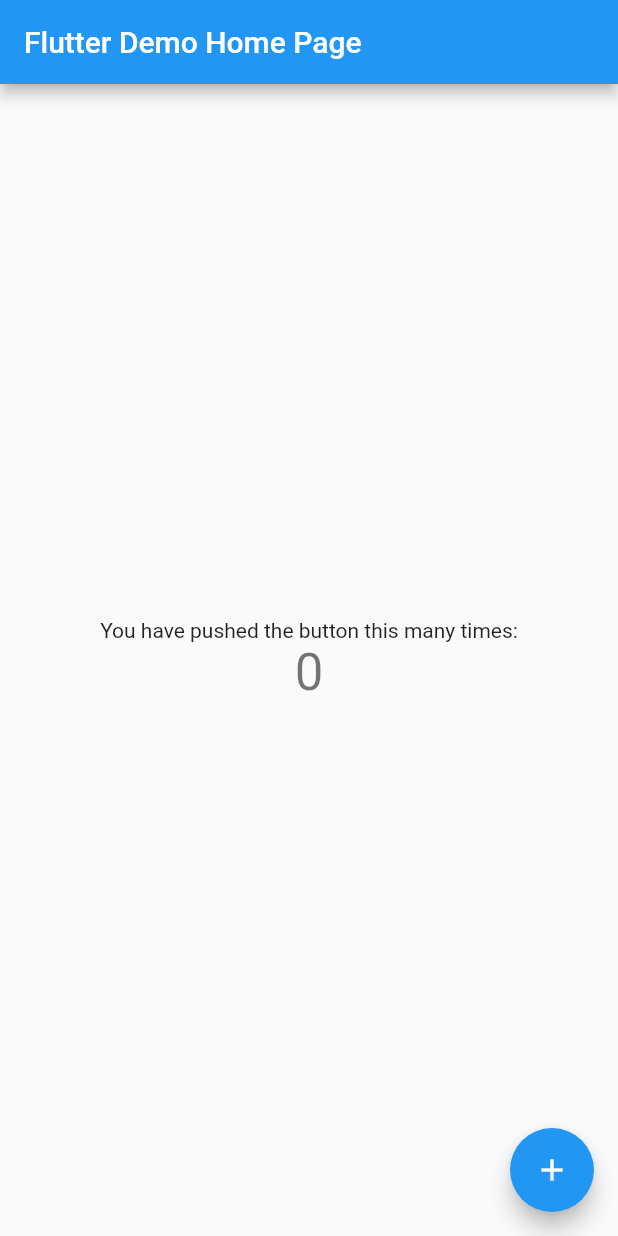
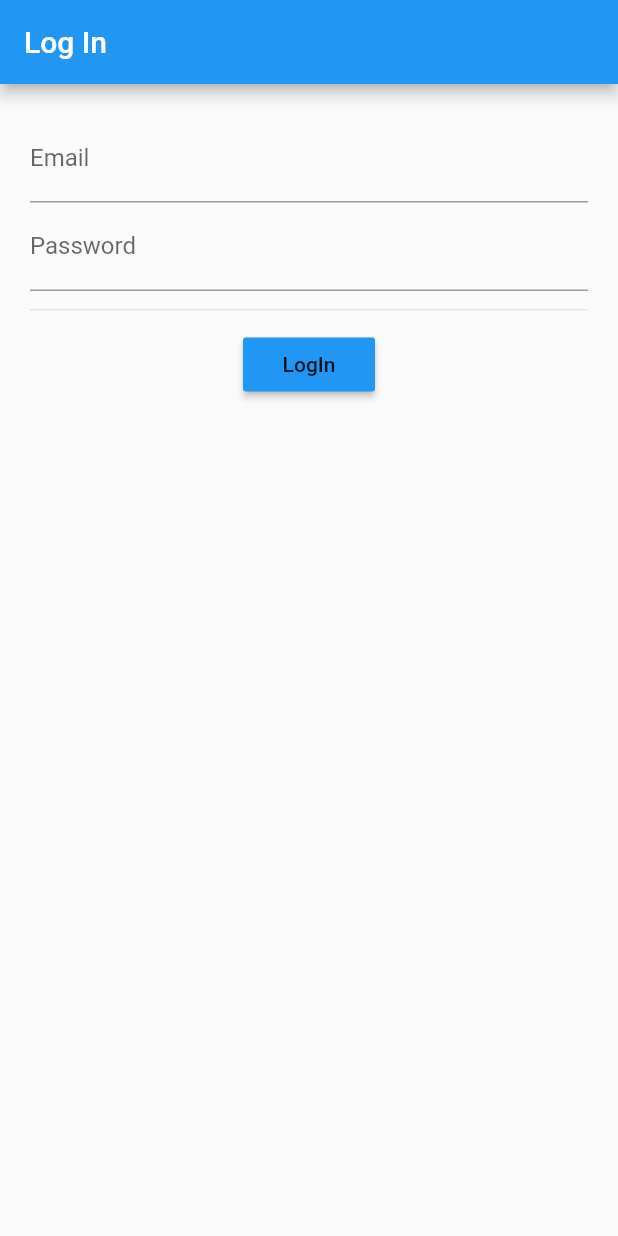
Before and after one commit to matr0s/login_bloc, a Flutter app: the screen it shows after launch, on a phone screen of 412 x 824 dp. Run offline on Flutter 3.47's test engine with Material 2 defaults, Android fonts, the phone set to English and light mode, and no system bars.

Commit message:
basic app structure

```diff
--- a/lib/main.dart
+++ b/lib/main.dart
@@ -1,117 +1,6 @@
 import 'package:flutter/material.dart';
+import 'src/app.dart';
 
 void main() {
   runApp(MyApp());
 }
-
-class MyApp extends StatelessWidget {
-  // This widget is the root of your application.
-  @override
-  Widget build(BuildContext context) {
-    return MaterialApp(
-      title: 'Flutter Demo',
-      theme: ThemeData(
-        // This is the theme of your application.
-        //
-        // Try running your application with "flutter run". You'll see the
-        // application has a blue toolbar. Then, without quitting the app, try
-        // changing the primarySwatch below to Colors.green and then invoke
-        // "hot reload" (press "r" in the console where you ran "flutter run",
-        // or simply save your changes to "hot reload" in a Flutter IDE).
-        // Notice that the counter didn't reset back to zero; the application
-        // is not restarted.
-        primarySwatch: Colors.blue,
-        // This makes the visual density adapt to the platform that you run
-        // the app on. For desktop platforms, the controls will be smaller and
-        // closer together (more dense) than on mobile platforms.
-        visualDensity: VisualDensity.adaptivePlatformDensity,
-      ),
-      home: MyHomePage(title: 'Flutter Demo Home Page'),
-    );
-  }
-}
-
-class MyHomePage extends StatefulWidget {
-  MyHomePage({Key key, this.title}) : super(key: key);
-
-  // This widget is the home page of your application. It is stateful, meaning
-  // that it has a State object (defined below) that contains fields that affect
-  // how it looks.
-
-  // This class is the configuration for the state. It holds the values (in this
-  // case the title) provided by the parent (in this case the App widget) and
-  // used by the build method of the State. Fields in a Widget subclass are
-  // always marked "final".
-
-  final String title;
-
-  @override
-  _MyHomePageState createState() => _MyHomePageState();
-}
-
-class _MyHomePageState extends State<MyHomePage> {
-  int _counter = 0;
-
-  void _incrementCounter() {
-    setState(() {
-      // This call to setState tells the Flutter framework that something has
-      // changed in this State, which causes it to rerun the build method below
-      // so that the display can reflect the updated values. If we changed
-      // _counter without calling setState(), then the build method would not be
-      // called again, and so nothing would appear to happen.
-      _counter++;
-    });
-  }
-
-  @override
-  Widget build(BuildContext context) {
-    // This method is rerun every time setState is called, for instance as done
-    // by the _incrementCounter method above.
-    //
-    // The Flutter framework has been optimized to make rerunning build methods
-    // fast, so that you can just rebuild anything that needs updating rather
-    // than having to individually change instances of widgets.
-    return Scaffold(
-      appBar: AppBar(
-        // Here we take the value from the MyHomePage object that was created by
-        // the App.build method, and use it to set our appbar title.
-        title: Text(widget.title),
-      ),
-      body: Center(
-        // Center is a layout widget. It takes a single child and positions it
-        // in the middle of the parent.
-        child: Column(
-          // Column is also a layout widget. It takes a list of children and
-          // arranges them vertically. By default, it sizes itself to fit its
-          // children horizontally, and tries to be as tall as its parent.
-          //
-          // Invoke "debug painting" (press "p" in the console, choose the
-          // "Toggle Debug Paint" action from the Flutter Inspector in Android
-          // Studio, or the "Toggle Debug Paint" command in Visual Studio Code)
-          // to see the wireframe for each widget.
-          //
-          // Column has various properties to control how it sizes itself and
-          // how it positions its children. Here we use mainAxisAlignment to
-          // center the children vertically; the main axis here is the vertical
-          // axis because Columns are vertical (the cross axis would be
-          // horizontal).
-          mainAxisAlignment: MainAxisAlignment.center,
-          children: <Widget>[
-            Text(
-              'You have pushed the button this many times:',
-            ),
-            Text(
-              '$_counter',
-              style: Theme.of(context).textTheme.headline4,
-            ),
-          ],
-        ),
-      ),
-      floatingActionButton: FloatingActionButton(
-        onPressed: _incrementCounter,
-        tooltip: 'Increment',
-        child: Icon(Icons.add),
-      ), // This trailing comma makes auto-formatting nicer for build methods.
-    );
-  }
-}
--- /dev/null
+++ b/lib/src/app.dart
@@ -0,0 +1,17 @@
+import 'package:flutter/material.dart';
+import 'screens/login_screen.dart';
+
+class MyApp extends StatelessWidget {
+  @override
+  Widget build(BuildContext context) {
+    return MaterialApp(
+      title: 'Log me In with BLoC',
+      home: Scaffold(
+        appBar: AppBar(
+          title: Text('Log In'),
+        ),
+        body: LoginScreen(),
+      ),
+    );
+  }
+}
--- /dev/null
+++ b/lib/src/blocs/bloc.dart
@@ -0,0 +1,3 @@
+import 'dart:async';
+
+class Bloc {}
--- /dev/null
+++ b/lib/src/screens/login_screen.dart
@@ -0,0 +1,44 @@
+import 'package:flutter/material.dart';
+
+class LoginScreen extends StatelessWidget {
+  @override
+  Widget build(BuildContext context) {
+    return Container(
+        margin: EdgeInsets.all(20.0),
+        child: Column(
+          children: [
+            emailField(),
+            passwordField(),
+            Divider(height: 25.0),
+            submitButton(),
+          ],
+        ));
+  }
+
+  Widget emailField() {
+    return TextField(
+      keyboardType: TextInputType.emailAddress,
+      decoration: InputDecoration(
+        labelText: 'Email',
+        hintText: 'name@domain.com',
+      ),
+    );
+  }
+
+  Widget passwordField() {
+    return TextField(
+      obscureText: true,
+      decoration: InputDecoration(
+        labelText: 'Password',
+      ),
+    );
+  }
+
+  Widget submitButton() {
+    return RaisedButton(
+      color: Colors.blue,
+      child: Text('LogIn'),
+      onPressed: () {},
+    );
+  }
+}
```
